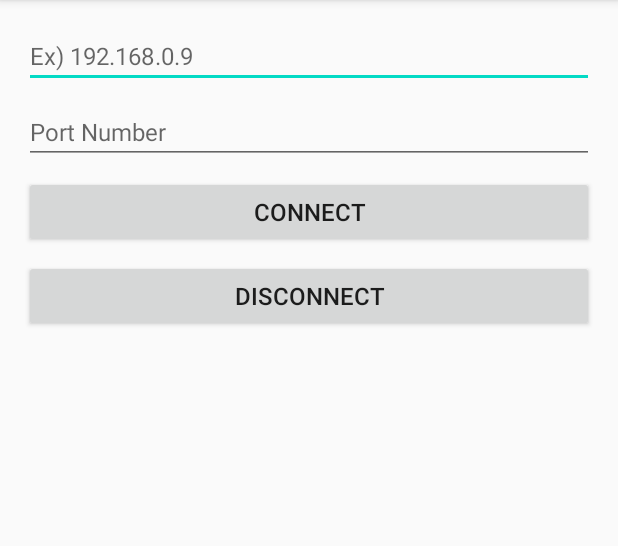
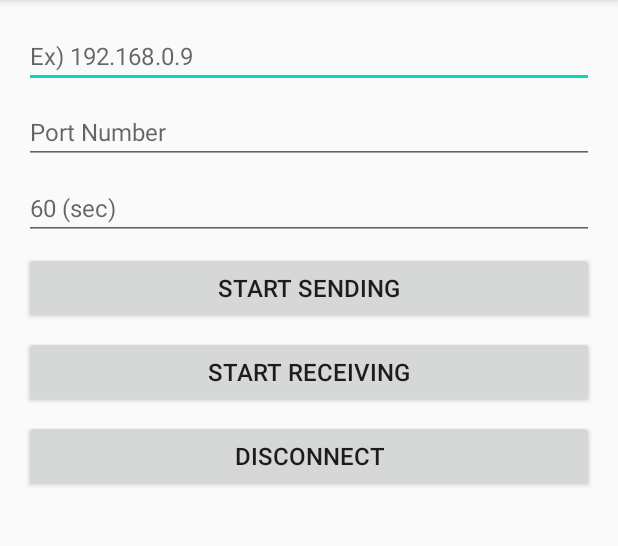
Before and after one commit to lovgrammer/TestTCP, an Android app: the screen it shows after launch (MainActivity), on a phone screen of 412 x 824 dp, the part 84-630 px from its top. Run offline under Robolectric (Android 15) with nearby library versions, the phone set to English and light mode, and no system bars; 1 statement that could not run was skipped.

Commit message:
timer added

```diff
--- a/app/src/main/java/com/example/myapplication/MainActivity.java
+++ b/app/src/main/java/com/example/myapplication/MainActivity.java
@@ -8,44 +8,69 @@ import android.view.View;
 import android.view.View.OnClickListener;
 import android.widget.Button;
 import android.widget.EditText;
+import android.widget.Toast;
+import com.example.myapplication.ClientAgent.ClientAgentListener;
 
 public class MainActivity extends AppCompatActivity {
 
     private ClientAgent mClientAgent;
-    private Button mConnectButton;
+    private Button mSendingButton;
+    private Button mReceivingButton;
     private Button mDisconnectButton;
     private EditText mHostnameEdit;
     private EditText mPortEdit;
+    private EditText mIntervalEdit;
 
     @Override
     protected void onCreate(Bundle savedInstanceState) {
         super.onCreate(savedInstanceState);
         setContentView(R.layout.activity_main);
 	mClientAgent = new ClientAgent();
-	mConnectButton = (Button) findViewById(R.id.btn_connect);
+
+	mSendingButton = (Button) findViewById(R.id.btn_sending);
+	mReceivingButton = (Button) findViewById(R.id.btn_receiving);
 	mDisconnectButton = (Button) findViewById(R.id.btn_disconnect);
 	mHostnameEdit = (EditText) findViewById(R.id.edit_hostname);
 	mPortEdit = (EditText) findViewById(R.id.edit_port);
-	mDisconnectButton.setOnClickListener(new OnClickListener() {
+	mIntervalEdit = (EditText) findViewById(R.id.edit_interval);
+
+	mDisconnectButton.setOnClickListener(onButtonsClick);
+	mSendingButton.setOnClickListener(onButtonsClick);
+	mReceivingButton.setOnClickListener(onButtonsClick);
+    }
+
+    OnClickListener onButtonsClick = new OnClickListener() {
 	    @Override
 	    public void onClick(View v) {
 		switch(v.getId()) {
+		case R.id.btn_sending:
+		    mClientAgent.startSending(mHostnameEdit.getText().toString(),
+					      Integer.parseInt(mPortEdit.getText().toString()),
+					      Integer.parseInt(mIntervalEdit.getText().toString()),
+					      mTestingListener);
+		    break;
+		case R.id.btn_receiving:
+		    mClientAgent.startReceiving(mHostnameEdit.getText().toString(),
+						Integer.parseInt(mPortEdit.getText().toString()),
+						Integer.parseInt(mIntervalEdit.getText().toString()),
+						mTestingListener);
+		    break;
 		case R.id.btn_disconnect:
-			mClientAgent.stopSending();
+		    mClientAgent.disconnect();
 		    break;
 		}
 	    }
-	    });
-	mConnectButton.setOnClickListener(new OnClickListener() {
+	};
+
+    ClientAgentListener mTestingListener = new ClientAgentListener() {
 	    @Override
-		public void onClick(View v) {
-		    switch(v.getId()) {
-		    case R.id.btn_connect:
-			mClientAgent.startSending(mHostnameEdit.getText().toString(),
-						  Integer.parseInt(mPortEdit.getText().toString()));
-			break;
-		    }
+	    public void onTestingEnded() {
+		MainActivity.this.runOnUiThread(new Runnable() {
+			public void run() {
+			    Toast.makeText(MainActivity.this, "Finished!!!", Toast.LENGTH_SHORT);
 			}
 		    });
+
 	    }
+	};
 }
--- a/app/src/main/res/layout/activity_main.xml
+++ b/app/src/main/res/layout/activity_main.xml
@@ -25,13 +25,30 @@
       android:inputType="number"
       android:hint="Port Number"/>
 
-  <Button
-      android:id="@+id/btn_connect"
+  <EditText
+      android:id="@+id/edit_interval"
       android:layout_width="match_parent"
       android:layout_height="wrap_content"
       android:layout_marginTop="8dip"
       android:textSize="16dip"
-      android:text="Connect"/>
+      android:inputType="number"
+      android:hint="60 (sec)"/>
+
+  <Button
+      android:id="@+id/btn_sending"
+      android:layout_width="match_parent"
+      android:layout_height="wrap_content"
+      android:layout_marginTop="8dip"
+      android:textSize="16dip"
+      android:text="Start Sending"/>
+
+  <Button
+      android:id="@+id/btn_receiving"
+      android:layout_width="match_parent"
+      android:layout_height="wrap_content"
+      android:layout_marginTop="8dip"
+      android:textSize="16dip"
+      android:text="Start Receiving"/>
 
   <Button
       android:id="@+id/btn_disconnect"
```
Also changed, not shown: app/src/main/java/com/example/myapplication/ClientAgent.java (+41 -6 lines), 1 other file. Lines whose indentation alone changed are shown as unchanged.
